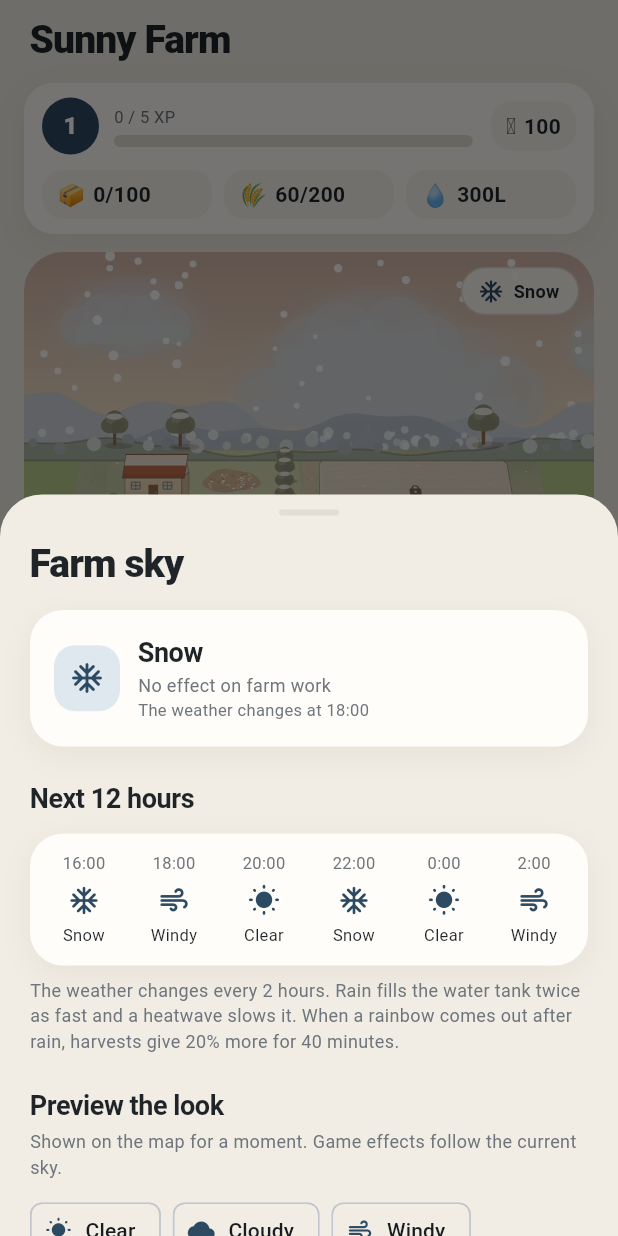
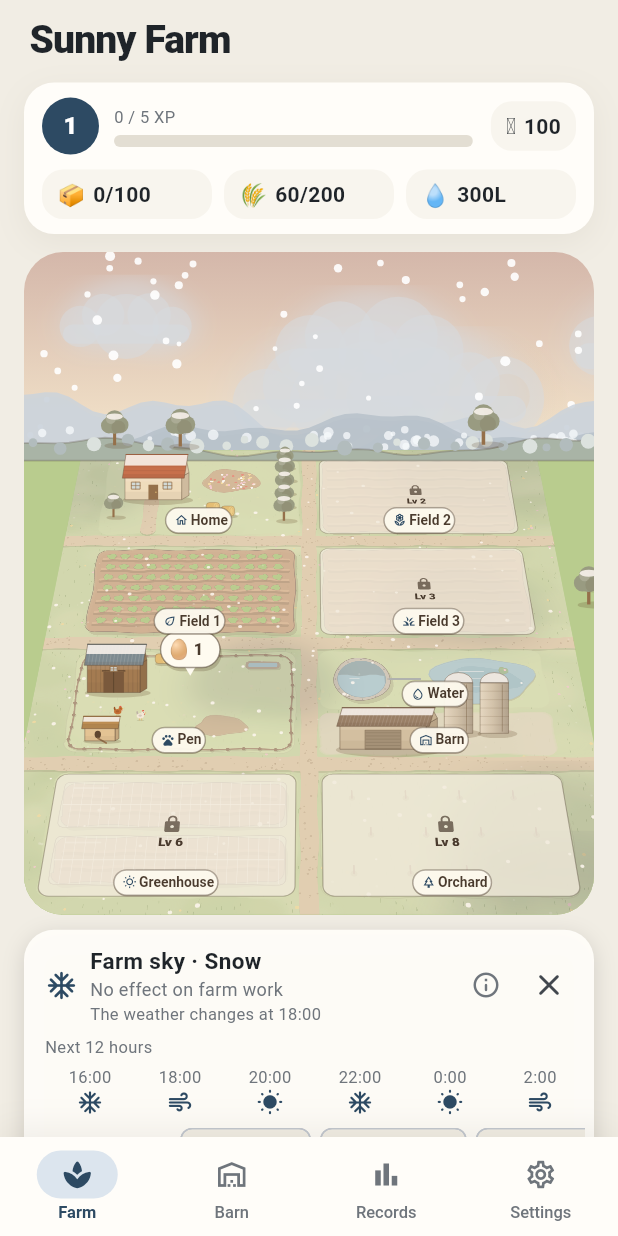
Before and after one commit to jeiel85/my-farm-flutter, a Flutter app: the screen it shows after launch, after a tap on "Snow", on a phone screen of 412 x 824 dp. Run offline on Flutter 3.47's test engine with Material 3 defaults, Android fonts, the phone set to English and light mode, and no system bars; drawn by our look-alikes of flutter_animate; our stand-ins replace file_picker, fl_chart, flutter_local_notifications, shared_preferences, timezone; generated files the repository leaves out were written again; statements that could not run were skipped.

Commit message:
feat(game): 평소엔 평면 지도, 날씨를 누를 때만 하늘 보기(디오라마). 상세는 지도 밖에
- 지도판 기울기를 카메라와 분리해 하늘 보기에서만 눕힘(FarmMapView.skyMode). 하늘 보기 중 지도를 누르면 평면으로 돌아옴
- 날씨 시트를 날씨 카드(SkyCard)로 바꿔 지도 밖에 띄움: 휴대폰은 지도 바로 아래, 넓은 화면은 오른쪽 열 맨 위
- 구역 상세를 ZoneDetail로 분리: 넓은 화면은 오른쪽 열 패널(ZonePanel), 휴대폰은 배경을 어둡게 하지 않는 낮은 시트 + 고른 구역을 시트 위쪽에 보이게 확대(focusBias)
- 수확·심기 뒤 닫기를 ZoneHost가 시트·패널 각각에 맞게 처리
- 테스트: 하늘 보기 카드·평면 복귀·넓은 화면 패널·평면/하늘 보기 누르기, 문서·CHANGELOG 갱신

Co-Authored-By: Claude Opus 5.5 <noreply@anthropic.com>

```diff
--- a/lib/features/farm/farm_map_view.dart
+++ b/lib/features/farm/farm_map_view.dart
@@ -9,7 +9,7 @@ import 'upright.dart';
 import 'sky_layer.dart';
 
 /// 선택한 구역으로 카메라가 부드럽게 이동하는 농장 지도.
-/// [selected]가 null이면 전체 지도를 보여 준다.
+/// [selected]가 null이면 전체 지도를 보여 준다. [skyMode]이면 지도판을 눕혀 하늘을 연다(디오라마).
 class FarmMapView extends StatefulWidget {
   const FarmMapView({
     super.key,
@@ -17,6 +17,9 @@ class FarmMapView extends StatefulWidget {
     required this.onZoneTap,
     required this.scene,
     required this.sky,
+    this.skyMode = false,
+    this.onSkyTap,
+    this.focusBias = 0,
     this.aspect = 0.8,
   });
 
@@ -24,6 +27,13 @@ class FarmMapView extends StatefulWidget {
   final ValueChanged<ZoneId> onZoneTap;
   final FarmScene scene;
   final SkyView sky;
+
+  /// 하늘 보기. 이 동안 지도를 누르면 구역을 고르지 않고 [onSkyTap]을 부른다(평면으로 돌아가기).
+  final bool skyMode;
+  final VoidCallback? onSkyTap;
+
+  /// 고른 구역을 화면에서 위로 올리는 정도(구역 높이 비율). 휴대폰은 아래 시트에 가리지 않게 올린다.
+  final double focusBias;
   final double aspect;
 
   @override
@@ -34,11 +44,15 @@ class _FarmMapViewState extends State<FarmMapView> with TickerProviderStateMixin
   late final Ticker _ticker;
   final _time = ValueNotifier<double>(0);
   late final AnimationController _camera;
+  late final AnimationController _tilt;
   late Rect _from;
   late Rect _to;
 
-  Rect _targetFor(ZoneId? zone) =>
-      zone == null ? FarmWorld.overviewRect(widget.aspect) : FarmWorld.focusRect(zone, widget.aspect);
+  Rect _targetFor(ZoneId? zone) {
+    if (zone == null) return FarmWorld.overviewRect(widget.aspect);
+    final r = FarmWorld.focusRect(zone, widget.aspect);
+    return r.shift(Offset(0, r.height * widget.focusBias));
+  }
 
   Rect get _view => Rect.lerp(_from, _to, Curves.easeInOutCubic.transform(_camera.value))!;
 
@@ -47,16 +61,24 @@ class _FarmMapViewState extends State<FarmMapView> with TickerProviderStateMixin
     super.initState();
     _ticker = createTicker((elapsed) => _time.value = elapsed.inMicroseconds / 1e6)..start();
     _camera = AnimationController(vsync: this, duration: const Duration(milliseconds: 780), value: 1);
+    _tilt = AnimationController(
+      vsync: this,
+      duration: const Duration(milliseconds: 820),
+      value: widget.skyMode ? 1 : 0,
+    );
     _from = _to = _targetFor(widget.selected);
   }
 
   @override
   void didUpdateWidget(FarmMapView old) {
     super.didUpdateWidget(old);
-    if (old.selected != widget.selected || old.aspect != widget.aspect) {
+    if (old.selected != widget.selected || old.aspect != widget.aspect || old.focusBias != widget.focusBias) {
       _from = _view;
       _to = _targetFor(widget.selected);
       _camera.forward(from: 0);
+    }
+    if (old.skyMode != widget.skyMode) {
+      widget.skyMode ? _tilt.forward() : _tilt.reverse();
     }
   }
 
@@ -64,6 +86,7 @@ class _FarmMapViewState extends State<FarmMapView> with TickerProviderStateMixin
   void dispose() {
     _ticker.dispose();
     _camera.dispose();
+    _tilt.dispose();
     _time.dispose();
     super.dispose();
   }
@@ -81,14 +104,16 @@ class _FarmMapViewState extends State<FarmMapView> with TickerProviderStateMixin
     builder: (context, constraints) {
       final size = constraints.biggest;
       return AnimatedBuilder(
-        animation: _camera,
+        animation: Listenable.merge([_camera, _tilt]),
         builder: (context, _) {
           final focusT = widget.selected == null ? 1 - _camera.value : _camera.value;
-          // 전체 지도에서는 지도판을 눕혀 하늘을 보이고, 구역을 확대할수록 평평하게 편다.
-          final k = Curves.easeInOutCubic.transform(widget.selected == null ? _camera.value : 1 - _camera.value);
+          final labelOpacity = widget.selected == null ? Curves.easeIn.transform(1 - focusT.clamp(0.0, 1.0)) : 0.0;
+          // 하늘 보기에서만 지도판을 눕힌다. 평소에는 평면이라 먼 줄도 크게 보이고 누르기 쉽다.
+          final k = Curves.easeInOutCubic.transform(_tilt.value);
           final horizon = FarmTilt.horizonY(size, k);
           final map = GestureDetector(
-            onTapUp: (d) => _handleTap(d, size),
+            key: const ValueKey('map'),
+            onTapUp: widget.skyMode ? null : (d) => _handleTap(d, size),
             child: RepaintBoundary(
               child: Semantics(
                 label: context.l10n.farmMap,
@@ -102,33 +127,41 @@ class _FarmMapViewState extends State<FarmMapView> with TickerProviderStateMixin
                     time: _time,
                     selected: widget.selected,
                     selectionT: widget.selected == null ? 0 : Curves.easeOut.transform(focusT.clamp(0, 1)),
-                    labelOpacity: widget.selected == null ? Curves.easeIn.transform(1 - focusT.clamp(0.0, 1.0)) : 0,
+                    labelOpacity: labelOpacity,
                     scene: widget.scene,
                     sky: widget.sky,
                     upright: k,
-                    onZoneTap: widget.onZoneTap,
+                    onZoneTap: widget.skyMode ? (_) => widget.onSkyTap?.call() : widget.onZoneTap,
                     textDirection: Directionality.of(context),
                   ),
                 ),
               ),
             ),
           );
-          if (k <= 0) return map;
-          return Stack(
+          return GestureDetector(
+            // 하늘 보기 중에는 어디를 눌러도 평면으로 돌아간다(하늘·능선 부분 포함).
+            onTap: widget.skyMode ? widget.onSkyTap : null,
+            behavior: HitTestBehavior.opaque,
+            child: Stack(
               fit: StackFit.expand,
               children: [
+                if (k > 0)
                   RepaintBoundary(
+                    key: const ValueKey('sky'),
                     child: CustomPaint(
                       painter: SkyBackPainter(sky: widget.sky, time: _time, horizon: horizon, k: k),
                     ),
                   ),
-              Transform(transform: FarmTilt.matrix(size, k), child: map),
+                Transform(key: const ValueKey('board'), transform: FarmTilt.matrix(size, k), child: map),
+                if (k > 0) ...[
                   IgnorePointer(
+                    key: const ValueKey('ridge'),
                     child: CustomPaint(
                       painter: HorizonFrontPainter(sky: widget.sky, horizon: horizon, k: k),
                     ),
                   ),
                   IgnorePointer(
+                    key: const ValueKey('upright'),
                     child: RepaintBoundary(
                       child: CustomPaint(
                         painter: FarmUprightPainter(
@@ -137,12 +170,14 @@ class _FarmMapViewState extends State<FarmMapView> with TickerProviderStateMixin
                           k: k,
                           scene: widget.scene,
                           sky: widget.sky,
-                      labelOpacity: widget.selected == null ? Curves.easeIn.transform(1 - focusT.clamp(0.0, 1.0)) : 0,
+                          labelOpacity: labelOpacity,
                         ),
                       ),
                     ),
                   ),
                 ],
+              ],
+            ),
           );
         },
       );
--- a/lib/features/farm/farm_screen.dart
+++ b/lib/features/farm/farm_screen.dart
@@ -32,6 +32,9 @@ class FarmScreen extends StatefulWidget {
 
 class _FarmScreenState extends State<FarmScreen> {
   ZoneId? _zone;
+
+  /// 하늘 보기(지도판을 눕혀 하늘을 연 상태). 날씨 표시를 누르면 켜지고, 지도나 카드의 닫기를 누르면 꺼진다.
+  bool _sky = false;
   SkyPreview? _preview;
   Timer? _previewTimer;
 
@@ -50,15 +53,22 @@ class _FarmScreenState extends State<FarmScreen> {
     super.dispose();
   }
 
+  /// 구역을 연다. 넓은 화면은 지도 옆(오른쪽 열)에, 휴대폰은 아래 시트로 띄운다(지도를 가리지 않게).
   Future<void> _open(ZoneId zone) async {
-    setState(() => _zone = zone);
     if (zone == ZoneId.storage) {
       AppShell.goTo(context, AppTab.barn);
-    } else {
-      await showZoneSheet(context, zone);
+      return;
     }
+    setState(() {
+      _sky = false;
+      _zone = zone;
+    });
+    if (isWide(context)) return;
+    await showZoneSheet(context, zone);
     if (mounted) setState(() => _zone = null);
   }
+
+  void _closeZone() => setState(() => _zone = null);
 
   @override
   Widget build(BuildContext context) {
@@ -79,16 +89,36 @@ class _FarmScreenState extends State<FarmScreen> {
               sky: _preview == null ? SkyView.at(now) : SkyView.preview(_preview!, now),
               selected: _zone,
               onZoneTap: _open,
+              skyMode: _sky,
+              onSkyTap: () => setState(() => _sky = false),
+              // 휴대폰 시트는 화면 아래 40% 남짓을 덮으므로, 고른 구역을 지도 위쪽으로 올린다.
+              focusBias: wide ? 0 : 0.18,
               aspect: wide ? 0.9 : 0.86,
             ),
-            Positioned(
-              top: 10,
-              right: 10,
-              child: SkyChip(now: now, preview: _preview, onPreview: _showPreview),
-            ),
+            if (!_sky)
+              Positioned(
+                top: 10,
+                right: 10,
+                child: SkyChip(
+                  now: now,
+                  preview: _preview,
+                  onTap: () => setState(() {
+                    _zone = null;
+                    _sky = true;
+                  }),
+                ),
+              ),
           ],
         ),
       ),
+    );
+    // 날씨 카드는 눕힌 지도(서 있는 구조물·동물)를 가리지 않게 지도 밖에 둔다: 휴대폰은 지도 바로 아래, 넓은 화면은
+    // 오른쪽 열 맨 위.
+    final skyCard = SkyCard(
+      now: now,
+      preview: _preview,
+      onPreview: _showPreview,
+      onClose: () => setState(() => _sky = false),
     );
     final update = UpdateScope.of(context);
     final todoList = [
@@ -147,9 +177,16 @@ class _FarmScreenState extends State<FarmScreen> {
           const ResourceBar(),
           const SizedBox(height: 12),
           map,
+          if (_sky && !wide) Padding(padding: const EdgeInsets.only(top: 10), child: skyCard),
           if (!wide) ...todoList,
         ],
-        secondary: [if (wide) ...todoList],
+        secondary: [
+          if (wide) ...[
+            if (_sky) Padding(padding: const EdgeInsets.only(top: 8), child: skyCard),
+            if (_zone case final zone?) ZonePanel(key: ValueKey(zone), zone: zone, onClose: _closeZone),
+            ...todoList,
+          ],
+        ],
       ),
     );
   }
--- a/lib/features/farm/sky_sheet.dart
+++ b/lib/features/farm/sky_sheet.dart
@@ -2,7 +2,6 @@ import 'package:flutter/material.dart';
 
 import '../../core/theme.dart';
 import '../../core/widgets.dart';
-import '../../game/game_store.dart';
 import '../../game/sky.dart';
 import '../../l10n/l10n.dart';
 import 'sky_layer.dart';
@@ -28,13 +27,13 @@ IconData _previewIcon(SkyPreview p) => switch (p) {
   _ => skyIcon(SkyKind.values.byName(p.name)),
 };
 
-/// 지도 위 지금 날씨 표시. 누르면 [showSkySheet].
+/// 지도 위 지금 날씨 표시. 누르면 지도판이 눕고 하늘이 열린다([SkyCard]).
 class SkyChip extends StatelessWidget {
-  const SkyChip({super.key, required this.now, required this.preview, required this.onPreview});
+  const SkyChip({super.key, required this.now, required this.preview, required this.onTap});
 
   final DateTime now;
   final SkyPreview? preview;
-  final ValueChanged<SkyPreview> onPreview;
+  final VoidCallback onTap;
 
   @override
   Widget build(BuildContext context) {
@@ -53,15 +52,14 @@ class SkyChip extends StatelessWidget {
         },
       ),
     };
-    void open() => showSkySheet(context, onPreview: onPreview);
     // 아이콘·글자를 한 덩어리로 읽히게 하위 시맨틱스를 빼므로, 스크린리더 두 번 탭은 여기서 받는다.
     return Semantics(
       button: true,
       label: l.skyChipLabel(text),
-      onTap: open,
+      onTap: onTap,
       excludeSemantics: true,
       child: Pressable(
-        onTap: open,
+        onTap: onTap,
         child: Container(
           padding: const EdgeInsets.fromLTRB(10, 6, 12, 6),
           decoration: BoxDecoration(
@@ -86,117 +84,103 @@ class SkyChip extends StatelessWidget {
   }
 }
 
-/// 지금 날씨·효과·앞으로 12시간 날씨와 그림 미리 보기.
-Future<void> showSkySheet(BuildContext context, {required ValueChanged<SkyPreview> onPreview}) =>
-    showModalBottomSheet<void>(
-      context: context,
-      isScrollControlled: true,
-      backgroundColor: AppColors.bg,
-      shape: const RoundedRectangleBorder(borderRadius: BorderRadius.vertical(top: Radius.circular(28))),
-      builder: (_) => DraggableScrollableSheet(
-        expand: false,
-        initialChildSize: 0.6,
-        minChildSize: 0.3,
-        maxChildSize: 0.92,
-        builder: (context, controller) => _SkyBody(controller: controller, onPreview: onPreview),
-      ),
-    );
+/// 하늘이 열린 동안 지도 옆(휴대폰은 지도 바로 아래)에 뜨는 날씨 카드: 지금 날씨·효과, 앞으로 12시간, 그림 미리 보기.
+/// 눕힌 지도를 가리지 않도록 시트 대신 지도 밖에 둔다.
+class SkyCard extends StatelessWidget {
+  const SkyCard({super.key, required this.now, required this.preview, required this.onPreview, required this.onClose});
 
-class _SkyBody extends StatelessWidget {
-  const _SkyBody({required this.controller, required this.onPreview});
-
-  final ScrollController controller;
+  final DateTime now;
+  final SkyPreview? preview;
   final ValueChanged<SkyPreview> onPreview;
+  final VoidCallback onClose;
 
   @override
   Widget build(BuildContext context) {
     final l = context.l10n;
-    final now = GameScope.of(context).now;
     final kind = GameSky.kindAt(now);
     final next = GameSky.blockStart(now).add(const Duration(hours: GameSky.blockHours));
     final rainbowLeft = GameSky.rainbowMinutesLeft(now);
-    final forecast = GameSky.forecast(now, 6);
-    return ListView(
-      controller: controller,
-      padding: EdgeInsets.fromLTRB(20, 10, 20, 24 + MediaQuery.viewPaddingOf(context).bottom),
-      children: [
-        Center(
-          child: Container(
-            width: 40,
-            height: 4,
-            decoration: BoxDecoration(color: AppColors.line, borderRadius: BorderRadius.circular(2)),
-          ),
-        ),
-        const SizedBox(height: 14),
-        Text(l.skyTitle, style: AppText.title),
-        const SizedBox(height: 12),
-        AppCard(
-          child: Row(
+    return Container(
+      padding: const EdgeInsets.fromLTRB(14, 10, 6, 10),
+      decoration: BoxDecoration(
+        color: AppColors.surface.withValues(alpha: 0.95),
+        borderRadius: BorderRadius.circular(20),
+        boxShadow: const [BoxShadow(color: Color(0x22000000), blurRadius: 12, offset: Offset(0, 4))],
+      ),
+      child: Column(
+        mainAxisSize: MainAxisSize.min,
+        crossAxisAlignment: CrossAxisAlignment.stretch,
+        children: [
+          Row(
             children: [
-              IconBubble(
-                color: AppTints.slate,
-                child: Icon(skyIcon(kind), color: AppColors.primary),
-              ),
-              const SizedBox(width: 12),
+              Icon(skyIcon(kind), color: AppColors.primary, size: 22),
+              const SizedBox(width: 8),
               Expanded(
                 child: Column(
                   crossAxisAlignment: CrossAxisAlignment.start,
                   children: [
-                    Text(l.skyKind(kind.name), style: AppText.h2),
-                    Text(l.skyEffect(kind.name), style: AppText.caption),
-                    if (rainbowLeft > 0)
-                      Text(l.skyRainbowEffect(rainbowLeft), style: AppText.caption.copyWith(color: AppColors.orange)),
+                    Text('${l.skyTitle} · ${l.skyKind(kind.name)}', style: AppText.h3),
+                    Text(
+                      rainbowLeft > 0 ? l.skyRainbowEffect(rainbowLeft) : l.skyEffect(kind.name),
+                      style: AppText.caption.copyWith(color: rainbowLeft > 0 ? AppColors.orange : null),
+                    ),
                     Text(l.skyNextChange(l.skyHour(next.hour)), style: AppText.tiny),
                   ],
                 ),
               ),
+              Tooltip(
+                message: l.skyRules,
+                triggerMode: TooltipTriggerMode.tap,
+                child: const Padding(
+                  padding: EdgeInsets.all(8),
+                  child: Icon(Icons.info_outline_rounded, size: 20, color: AppColors.muted),
+                ),
+              ),
+              IconButton(onPressed: onClose, icon: const Icon(Icons.close_rounded), tooltip: l.close),
             ],
           ),
-        ),
-        SectionTitle(l.skyForecastTitle),
-        AppCard(
-          padding: const EdgeInsets.symmetric(vertical: 12, horizontal: 6),
-          child: Row(
+          const SizedBox(height: 6),
+          Text(l.skyForecastTitle, style: AppText.tiny),
+          const SizedBox(height: 4),
+          Row(
             children: [
-              for (final (start, k) in forecast)
+              for (final (start, k) in GameSky.forecast(now, 6))
                 Expanded(
                   child: Column(
                     children: [
                       Text(l.skyHour(start.hour), style: AppText.tiny),
-                      const SizedBox(height: 6),
-                      Icon(skyIcon(k), color: k == SkyKind.rain ? AppColors.blue : AppColors.primary, size: 22),
-                      const SizedBox(height: 4),
-                      Text(
-                        l.skyKind(k.name),
-                        style: AppText.tiny.copyWith(color: AppColors.text),
-                        textAlign: TextAlign.center,
-                        maxLines: 2,
-                      ),
+                      Icon(skyIcon(k), color: k == SkyKind.rain ? AppColors.blue : AppColors.primary, size: 18),
                     ],
                   ),
                 ),
             ],
           ),
-        ),
-        const SizedBox(height: 8),
-        Text(l.skyRules, style: AppText.caption),
-        SectionTitle(l.skyPreviewTitle, subtitle: l.skyPreviewHint),
-        Wrap(
-          spacing: 8,
-          runSpacing: 8,
-          children: [
-            for (final p in SkyPreview.values)
-              ActionChip(
-                avatar: Icon(_previewIcon(p), size: 18, color: AppColors.primary),
-                label: Text(l.skyPreview(p.name)),
-                onPressed: () {
-                  Navigator.of(context).pop();
-                  onPreview(p);
-                },
-              ),
-          ],
-        ),
-      ],
+          const SizedBox(height: 8),
+          SizedBox(
+            height: 34,
+            child: ListView(
+              scrollDirection: Axis.horizontal,
+              children: [
+                Padding(
+                  padding: const EdgeInsets.only(right: 6),
+                  child: Center(child: Text(l.skyPreviewTitle, style: AppText.tiny)),
+                ),
+                for (final p in SkyPreview.values)
+                  Padding(
+                    padding: const EdgeInsets.only(right: 6),
+                    child: ChoiceChip(
+                      visualDensity: VisualDensity.compact,
+                      avatar: Icon(_previewIcon(p), size: 16, color: AppColors.primary),
+                      label: Text(l.skyPreview(p.name)),
+                      selected: preview == p,
+                      onSelected: (_) => onPreview(p),
+                    ),
+                  ),
+              ],
+            ),
+          ),
+        ],
+      ),
     );
   }
 }
--- a/lib/l10n/app_en.arb
+++ b/lib/l10n/app_en.arb
@@ -139,6 +139,7 @@
   "tabRecords": "Records",
   "tabSettings": "Settings",
   "migratedNotice": "My Farm is now an idle farming game. Your old records are kept and can be exported from Settings.",
+  "close": "Close",
   "ok": "OK",
   "coins": "Coins",
   "barn": "Barn",
--- a/lib/l10n/app_ko.arb
+++ b/lib/l10n/app_ko.arb
@@ -268,6 +268,7 @@
   "tabRecords": "기록",
   "tabSettings": "설정",
   "migratedNotice": "마이팜이 방치형 농장 게임으로 바뀌었어요. 이전 관리 기록은 보관해 두었고 설정에서 내보낼 수 있어요.",
+  "close": "닫기",
   "ok": "확인",
   "coins": "코인",
   "barn": "창고",
```
Also changed, not shown: lib/features/farm/zone_sheets.dart (+71 -24 lines), 5 other files. Lines whose indentation alone changed are shown as unchanged.
